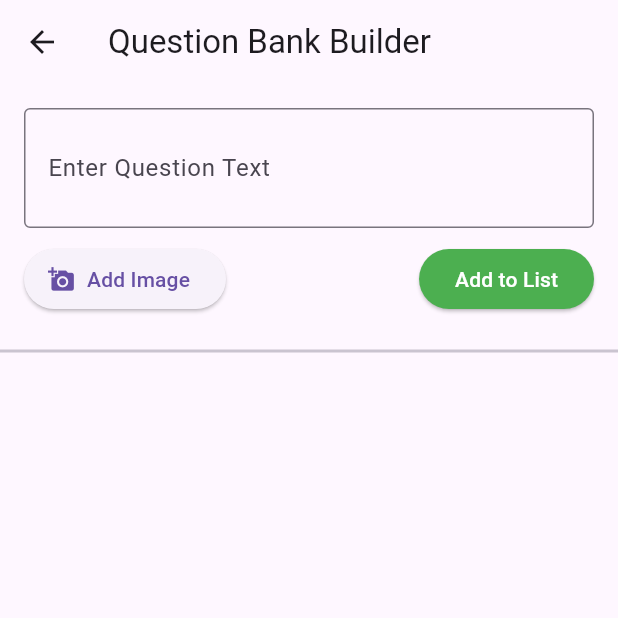
After one commit to 10suraj10/INTERNCCS, a Flutter app: the TeacherDashboard screen opened directly, after a tap on "Question Bank", on a phone screen of 412 x 824 dp, the top half of it. The commit adds this screen. Run offline on Flutter 3.47's test engine with Material 3 defaults, Android fonts, the phone set to English and light mode, and no system bars; our stand-ins replace image_picker, shared_preferences; accounts and stored records are empty.

Commit message:
Add project to onine_exam

```diff
--- a/lib/models/question_model.dart
+++ b/lib/models/question_model.dart
@@ -1,13 +1,35 @@
 class Question {
-  final String id;
-  final String question;
-  final List<String> options;
-  final String correctAnswer;
+  final String text;
+  final String? imagePath;
+  final String type; // 'MCQ', 'Subjective', or 'Bank'
+  final List<String>? options;
+  final String? correctAnswer;
 
   Question({
-    required this.id,
-    required this.question,
-    required this.options,
-    required this.correctAnswer,
+    required this.text,
+    this.imagePath,
+    required this.type,
+    this.options,
+    this.correctAnswer,
   });
+
+  Map<String, dynamic> toMap() {
+    return {
+      'text': text,
+      'imagePath': imagePath,
+      'type': type,
+      'options': options,
+      'correctAnswer': correctAnswer,
+    };
+  }
+
+  factory Question.fromMap(Map<String, dynamic> map) {
+    return Question(
+      text: map['text'] ?? '',
+      imagePath: map['imagePath'],
+      type: map['type'] ?? 'Bank',
+      options: map['options'] != null ? List<String>.from(map['options']) : null,
+      correctAnswer: map['correctAnswer'],
+    );
+  }
 }
--- a/lib/viewmodels/exam_viewmodel.dart
+++ b/lib/viewmodels/exam_viewmodel.dart
@@ -2,20 +2,33 @@ import 'package:flutter/material.dart';
 import '../data/mcq_dummy.dart';
 import '../models/exam_model.dart';
 import '../models/question_model.dart';
+import 'package:shared_preferences/shared_preferences.dart';
+import 'dart:convert';
 
 class ExamViewModel extends ChangeNotifier {
   List<Exam> exams = [];
+  List<Question> _bankQuestions = [];
+  List<Question> get bankQuestions => _bankQuestions;
+
+  Future<void> loadQuestionBank() async {
+    final prefs = await SharedPreferences.getInstance();
+    String? data = prefs.getString('question_bank_data');
+
+    if (data != null) {
+      List<dynamic> jsonList = json.decode(data);
+      _bankQuestions = jsonList.map((item) => Question.fromMap(item)).toList();
+      notifyListeners(); // This tells the UI to refresh
+    }
+  }
 
   void loadExams() {
     final questions = mcqQuestions.asMap().entries.map((entry) {
-      final index = entry.key;
       final q = entry.value;
-
       final options = List<String>.from(q["options"]);
 
       return Question(
-        id: "q$index",
-        question: q["q"],
+        text: q["q"],
+        type: 'MCQ',
         options: options,
         correctAnswer: options[q["answer"]],
       );
--- /dev/null
+++ b/lib/views/question_bank_screen.dart
@@ -0,0 +1,147 @@
+import 'package:flutter/material.dart';
+import 'package:image_picker/image_picker.dart';
+import 'dart:io';
+import 'package:shared_preferences/shared_preferences.dart';
+import '../models/question_model.dart';
+import 'dart:convert';
+
+class QuestionBankScreen extends StatefulWidget {
+  const QuestionBankScreen({super.key});
+
+  @override
+  State<QuestionBankScreen> createState() => _QuestionBankScreenState();
+}
+
+class _QuestionBankScreenState extends State<QuestionBankScreen> {
+  final _questionController = TextEditingController();
+  File? _selectedImage;
+  final ImagePicker _picker = ImagePicker();
+
+  // This list will hold the questions added during this session
+  final List<Map<String, dynamic>> _tempBank = [];
+
+  Future<void> _saveToStorage(Question newQuestion) async {
+    final prefs = await SharedPreferences.getInstance();
+
+    // 1. Get existing questions
+    String? savedData = prefs.getString('question_bank_data');
+    List<dynamic> jsonList = savedData != null ? json.decode(savedData) : [];
+
+    // 2. Add new question
+    jsonList.add(newQuestion.toMap());
+
+    // 3. Save back to phone storage
+    await prefs.setString('question_bank_data', json.encode(jsonList));
+  }
+
+  Future<void> _pickImage() async {
+    final XFile? image = await _picker.pickImage(source: ImageSource.gallery);
+    if (image != null) {
+      setState(() {
+        _selectedImage = File(image.path);
+      });
+    }
+  }
+
+  void _addQuestionToList() async {
+    if (_questionController.text.isEmpty) return;
+
+    final newQuest = Question(
+      text: _questionController.text,
+      imagePath: _selectedImage?.path, // Save the path string
+      type: 'Bank',
+    );
+
+    await _saveToStorage(newQuest); // Save to disk!
+
+    setState(() {
+      _tempBank.add(newQuest.toMap());
+      _questionController.clear();
+      _selectedImage = null;
+    });
+
+    if (mounted) {
+      ScaffoldMessenger.of(context).showSnackBar(
+        const SnackBar(content: Text("Question added to local bank!")),
+      );
+    }
+  }
+
+  @override
+  Widget build(BuildContext context) {
+    return Scaffold(
+      appBar: AppBar(title: const Text("Question Bank Builder")),
+      body: Column(
+        children: [
+          // TOP PART: Input area
+          Padding(
+            padding: const EdgeInsets.all(16.0),
+            child: Column(
+              children: [
+                TextField(
+                  controller: _questionController,
+                  decoration: const InputDecoration(
+                    labelText: "Enter Question Text",
+                    border: OutlineInputBorder(),
+                  ),
+                  maxLines: 2,
+                ),
+                const SizedBox(height: 10),
+
+                // Show image preview only if an image is picked
+                if (_selectedImage != null)
+                  Container(
+                    height: 100,
+                    margin: const EdgeInsets.only(bottom: 10),
+                    child: Image.file(_selectedImage!),
+                  ),
+
+                Row(
+                  children: [
+                    ElevatedButton.icon(
+                      onPressed: _pickImage,
+                      icon: const Icon(Icons.add_a_photo),
+                      label: const Text("Add Image"),
+                    ),
+                    const Spacer(),
+                    ElevatedButton(
+                      style: ElevatedButton.styleFrom(
+                          backgroundColor: Colors.green,
+                          foregroundColor: Colors.white),
+                      onPressed: _addQuestionToList,
+                      child: const Text("Add to List"),
+                    ),
+                  ],
+                ),
+              ],
+            ),
+          ),
+
+          const Divider(thickness: 2),
+
+          // BOTTOM PART: The List of questions already added
+          Expanded(
+            child: ListView.builder(
+              itemCount: _tempBank.length,
+              itemBuilder: (context, index) {
+                final item = _tempBank[index];
+                return ListTile(
+                  leading: CircleAvatar(child: Text("${index + 1}")),
+                  title: Text(item['text'] ?? ""),
+                  subtitle: item['imagePath'] != null
+                      ? const Text("📎 Has Image Attachment",
+                          style: TextStyle(color: Colors.blue))
+                      : const Text("Text Only"),
+                  trailing: IconButton(
+                    icon: const Icon(Icons.delete, color: Colors.red),
+                    onPressed: () => setState(() => _tempBank.removeAt(index)),
+                  ),
+                );
+              },
+            ),
+          ),
+        ],
+      ),
+    );
+  }
+}
--- a/lib/views/teacher_dashboard.dart
+++ b/lib/views/teacher_dashboard.dart
@@ -1,68 +1,105 @@
 import 'package:flutter/material.dart';
 import 'package:provider/provider.dart';
 import '../viewmodels/auth_viewmodel.dart';
-import '../viewmodels/exercise_viewmodel.dart';
+import 'add_mcq_screen.dart';
+import 'add_question_screen.dart';
+import 'question_bank_screen.dart';
 
 class TeacherDashboard extends StatelessWidget {
   const TeacherDashboard({super.key});
 
   @override
   Widget build(BuildContext context) {
-    final vm = context.watch<ExerciseViewModel>();
-
     return Scaffold(
       appBar: AppBar(
         title: const Text("Teacher Dashboard"),
         actions: [
-          IconButton(
+          // This is the Logout button you asked for
+          TextButton.icon(
             onPressed: () => context.read<AuthViewModel>().logout(),
             icon: const Icon(Icons.logout),
+            label: const Text("Logout"),
+            style: TextButton.styleFrom(foregroundColor: Colors.black),
           ),
         ],
       ),
-      body: vm.exercises.isEmpty
-          ? const Center(child: Text("No exercises added"))
-          : ListView.builder(
-              itemCount: vm.exercises.length,
-              itemBuilder: (_, i) => ListTile(
-                title: Text(vm.exercises[i].title),
+      body: Padding(
+        padding: const EdgeInsets.all(16.0),
+        child: Column(
+          crossAxisAlignment: CrossAxisAlignment.start,
+          children: [
+            const Text(
+              "Management Tools",
+              style: TextStyle(fontSize: 22, fontWeight: FontWeight.bold),
+            ),
+            const SizedBox(height: 20),
+
+            // GridView creates the side-by-side buttons (Cards)
+            Expanded(
+              child: GridView.count(
+                crossAxisCount: 2, // 2 items per row
+                crossAxisSpacing: 10,
+                mainAxisSpacing: 10,
+                children: [
+                  _buildMenuCard(
+                    context,  "MCQ Question",
+                    Icons.quiz,
+                    Colors.blue,
+                        () {
+                      Navigator.push(
+                        context,
+                        MaterialPageRoute(builder: (context) => const AddMcqScreen()),
+                      );
+                    },
+                  ),
+                  _buildMenuCard(
+                    context,
+                    "Questions",
+                    Icons.description,
+                    Colors.green,
+                        () {
+                      Navigator.push(
+                        context,
+                        MaterialPageRoute(builder: (context) => const AddQuestionScreen()),
+                      );
+                    },
+                  ),
+                  _buildMenuCard(
+                    context,
+                    "Question Bank",
+                    Icons.storage,
+                    Colors.orange,
+                        () {
+                      Navigator.push(
+                        context,
+                        MaterialPageRoute(builder: (context) => const QuestionBankScreen()),
+                      );
+                    },
+                  ),
+                ],
               ),
             ),
-      floatingActionButton: FloatingActionButton(
-        onPressed: () => _addExerciseDialog(context),
-        child: const Icon(Icons.add),
+          ],
+        ),
       ),
     );
   }
 
-  void _addExerciseDialog(BuildContext context) {
-    final controller = TextEditingController();
-
-    showDialog(
-      context: context,
-      builder: (context) => AlertDialog(
-        title: const Text("Add Exercise"),
-        content: TextField(
-          controller: controller,
-          decoration: const InputDecoration(
-            hintText: "Enter exercise title",
-          ),
+  // A helper function to create buttons easily
+  Widget _buildMenuCard(BuildContext context, String title, IconData icon, Color color, VoidCallback onTap) {
+    return InkWell(
+      onTap: onTap,
+      child: Card(
+        elevation: 4,
+        shape: RoundedRectangleBorder(borderRadius: BorderRadius.circular(12)),
+        child: Column(
+          mainAxisAlignment: MainAxisAlignment.center,
+          children: [
+            Icon(icon, size: 40, color: color),
+            const SizedBox(height: 10),
+            Text(title, style: const TextStyle(fontWeight: FontWeight.bold)),
+          ],
         ),
-        actions: [
-          TextButton(
-            onPressed: () => Navigator.pop(context),
-            child: const Text("Cancel"),
-          ),
-          TextButton(
-            onPressed: () {
-              if (controller.text.isNotEmpty) {
-                context.read<ExerciseViewModel>().addExercise(controller.text);
-              }
-              Navigator.pop(context);
-            },
-            child: const Text("Add"),
-          ),
-        ],
       ),
     );
   }
--- a/pubspec.yaml
+++ b/pubspec.yaml
@@ -30,6 +30,7 @@ environment:
 dependencies:
   flutter:
     sdk: flutter
+  image_picker: ^1.0.7  # Add this line
   shared_preferences: ^2.2.2
   provider: ^6.0.5
   http: ^1.2.0
```
Also changed, not shown: lib/views/add_mcq_screen.dart (added, +99 -0 lines), lib/views/add_question_screen.dart (added, +66 -0 lines), lib/views/dashboard.dart (+81 -45 lines), lib/views/student_question_bank_view.dart (added, +100 -0 lines), pubspec.lock, 5 other files.
